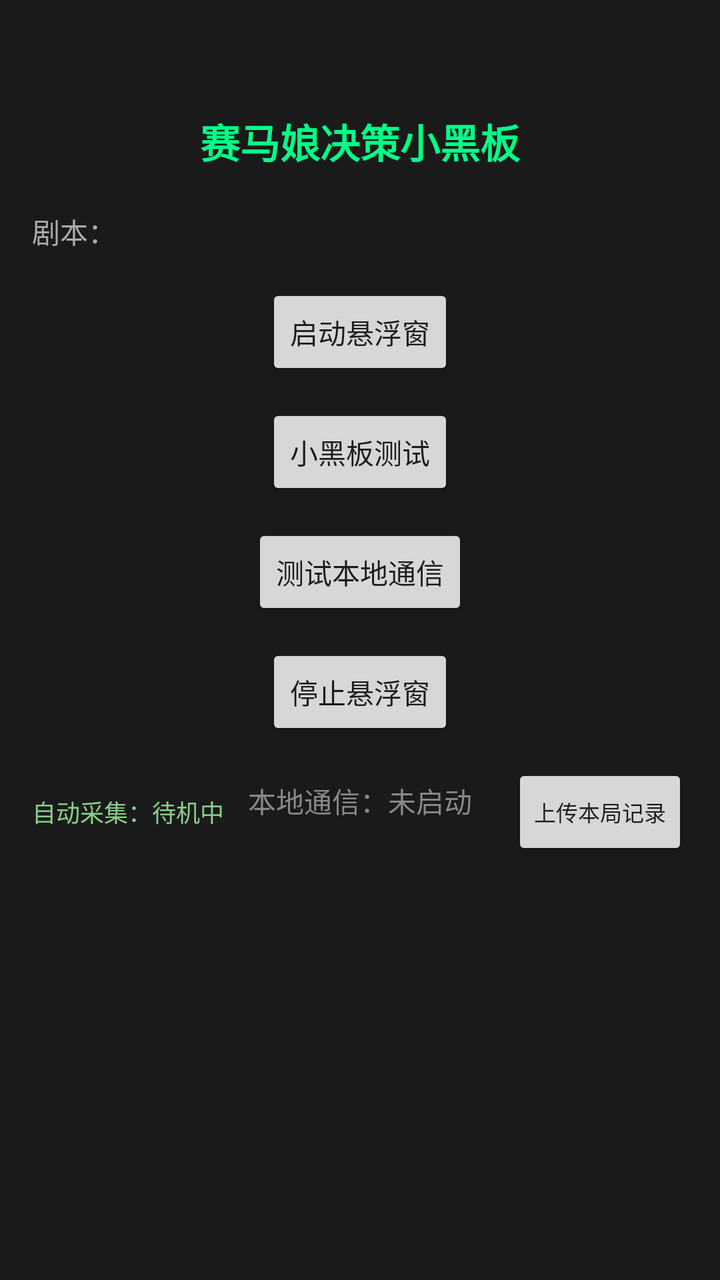
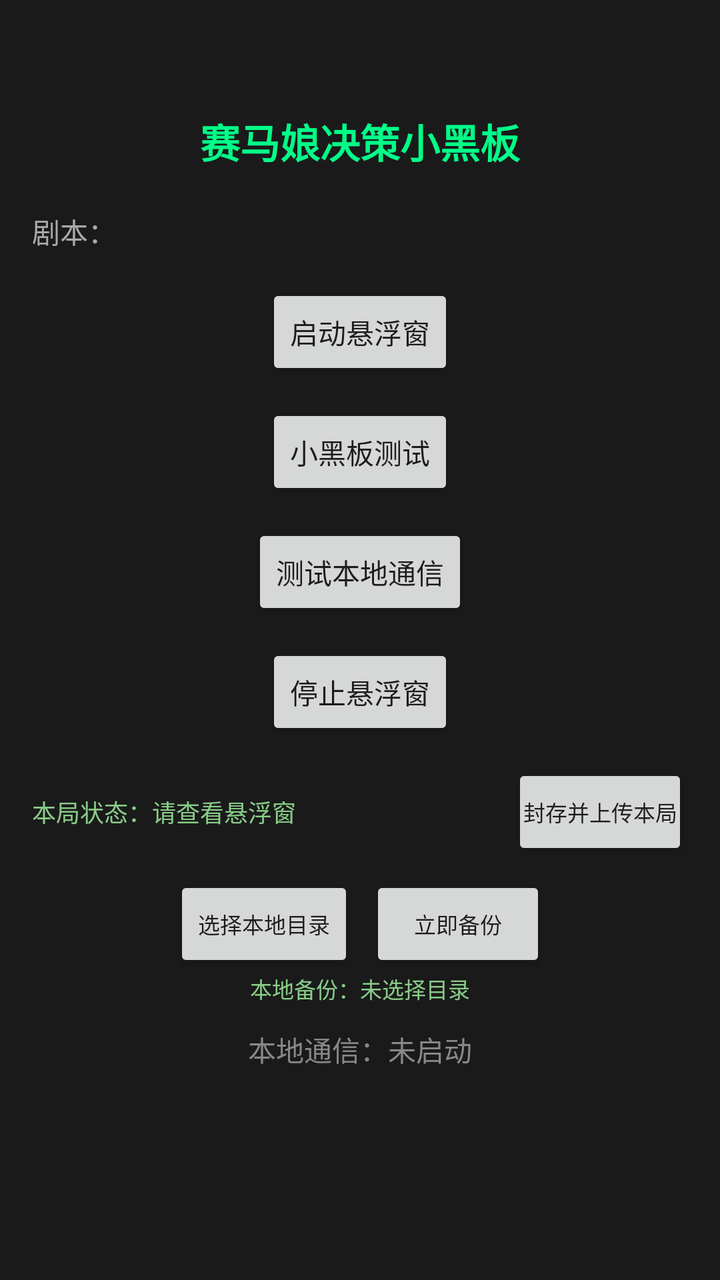

Screens rendered from an Android XML layout before and after an edit, with the pre-edit source and the edit as a unified diff.
<!-- AndroidManifest.xml: application theme Theme.AppCompat.Light.DarkActionBar -->
<!-- res/layout/activity_main.xml -->
<?xml version="1.0" encoding="utf-8"?>
<RelativeLayout xmlns:android="http://schemas.android.com/apk/res/android"
    android:layout_width="match_parent"
    android:layout_height="match_parent"
    android:padding="16dp"
    android:background="#1A1A1A">

    <TextView
        android:id="@+id/tv_title"
        android:layout_width="wrap_content"
        android:layout_height="wrap_content"
        android:layout_centerHorizontal="true"
        android:layout_marginTop="40dp"
        android:text="赛马娘决策小黑板"
        android:textColor="#00FF88"
        android:textSize="20sp"
        android:textStyle="bold" />

    
    <LinearLayout
        android:id="@+id/scenario_row"
        android:layout_width="match_parent"
        android:layout_height="wrap_content"
        android:layout_below="@+id/tv_title"
        android:layout_marginTop="20dp"
        android:orientation="horizontal"
        android:gravity="center_vertical">

        <TextView
            android:layout_width="wrap_content"
            android:layout_height="wrap_content"
            android:text="剧本："
            android:textColor="#AAAAAA"
            android:textSize="14sp" />

        <Spinner
            android:id="@+id/spinner_scenario"
            android:layout_width="0dp"
            android:layout_height="wrap_content"
            android:layout_weight="1"
            android:background="#2A2A2A"
            android:popupBackground="#333333" />

    </LinearLayout>

    <Button
        android:id="@+id/btn_start_float"
        android:layout_width="wrap_content"
        android:layout_height="wrap_content"
        android:text="启动悬浮窗"
        android:layout_below="@+id/scenario_row"
        android:layout_centerHorizontal="true"
        android:layout_marginTop="16dp" />

    <Button
        android:id="@+id/btn_test_fake"
        android:layout_width="wrap_content"
        android:layout_height="wrap_content"
        android:text="小黑板测试"
        android:layout_below="@+id/btn_start_float"
        android:layout_centerHorizontal="true"
        android:layout_marginTop="12dp" />

    <Button
        android:id="@+id/btn_test_http"
        android:layout_width="wrap_content"
        android:layout_height="wrap_content"
        android:text="测试本地通信"
        android:layout_below="@+id/btn_test_fake"
        android:layout_centerHorizontal="true"
        android:layout_marginTop="12dp" />

    <Button
        android:id="@+id/btn_stop_float"
        android:layout_width="wrap_content"
        android:layout_height="wrap_content"
        android:text="停止悬浮窗"
        android:layout_below="@+id/btn_test_http"
        android:layout_centerHorizontal="true"
        android:layout_marginTop="12dp" />

    <LinearLayout
        android:id="@+id/data_collection_row"
        android:layout_width="match_parent"
        android:layout_height="wrap_content"
        android:layout_below="@+id/btn_stop_float"
        android:layout_marginTop="12dp"
        android:orientation="horizontal"
        android:gravity="center_vertical">

        <TextView
            android:id="@+id/tv_data_status"
            android:layout_width="0dp"
            android:layout_height="wrap_content"
            android:layout_weight="1"
            android:textColor="#88CC88"
            android:textSize="12sp"
            android:text="自动采集：待机中" />

        <Button
            android:id="@+id/btn_upload_data"
            android:layout_width="wrap_content"
            android:layout_height="wrap_content"
            android:text="上传本局记录"
            android:textSize="11sp"
            android:padding="4dp" />

    </LinearLayout>

    <TextView
        android:id="@+id/tv_status"
        android:layout_width="wrap_content"
        android:layout_height="wrap_content"
        android:layout_below="@+id/btn_stop_float"
        android:layout_centerHorizontal="true"
        android:layout_marginTop="20dp"
        android:textColor="#888888"
        android:textSize="14sp"
        android:text="本地通信：未启动" />

</RelativeLayout>
<!-- resources referenced by this layout -->
<resources>

</resources>

<!-- the commit's change to res/layout/activity_main.xml (unified diff, before → after) -->
@@ -95,25 +95,60 @@
             android:layout_weight="1"
             android:textColor="#88CC88"
             android:textSize="12sp"
-            android:text="自动采集：待机中" />
+            android:text="本局状态：请查看悬浮窗" />
 
         <Button
             android:id="@+id/btn_upload_data"
             android:layout_width="wrap_content"
             android:layout_height="wrap_content"
-            android:text="上传本局记录"
+            android:text="封存并上传本局"
             android:textSize="11sp"
             android:padding="4dp" />
 
     </LinearLayout>
 
+    <LinearLayout
+        android:id="@+id/local_backup_row"
+        android:layout_width="match_parent"
+        android:layout_height="wrap_content"
+        android:layout_below="@+id/data_collection_row"
+        android:layout_marginTop="8dp"
+        android:gravity="center"
+        android:orientation="horizontal">
+
+        <Button
+            android:id="@+id/btn_choose_backup"
+            android:layout_width="wrap_content"
+            android:layout_height="wrap_content"
+            android:text="选择本地目录"
+            android:textSize="11sp" />
+
+        <Button
+            android:id="@+id/btn_backup_now"
+            android:layout_width="wrap_content"
+            android:layout_height="wrap_content"
+            android:layout_marginStart="8dp"
+            android:text="立即备份"
+            android:textSize="11sp" />
+    </LinearLayout>
+
+    <TextView
+        android:id="@+id/tv_backup_status"
+        android:layout_width="match_parent"
+        android:layout_height="wrap_content"
+        android:layout_below="@+id/local_backup_row"
+        android:gravity="center"
+        android:text="本地备份：未选择目录"
+        android:textColor="#88CC88"
+        android:textSize="11sp" />
+
     <TextView
         android:id="@+id/tv_status"
         android:layout_width="wrap_content"
         android:layout_height="wrap_content"
-        android:layout_below="@+id/btn_stop_float"
+        android:layout_below="@+id/tv_backup_status"
         android:layout_centerHorizontal="true"
-        android:layout_marginTop="20dp"
+        android:layout_marginTop="12dp"
         android:textColor="#888888"
         android:textSize="14sp"
         android:text="本地通信：未启动" />
